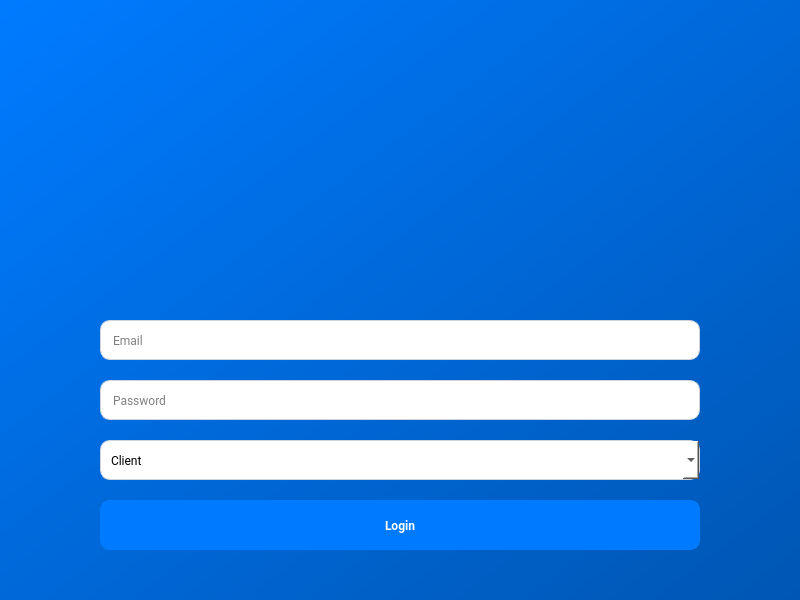
Old version of the form ui/login.ui in the repository WabukoWabuko/microfinance_manager.
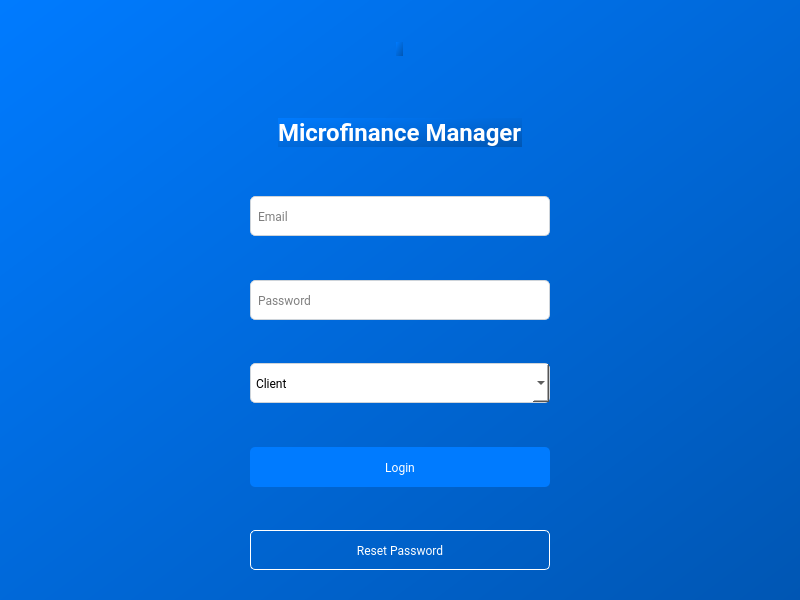
New version of the form. Icons and pictures are not drawn.

Commit message: Fix reset_password_button attribute error by adding to login.ui and handling in ui_manager.py

What changed in the file:
```diff
--- a/ui/login.ui
+++ b/ui/login.ui
@@ -17,104 +17,68 @@
       <string notr="true">background: qlineargradient(x1:0, y1:0, x2:1, y2:1, stop:0 #007BFF, stop:1 #0056B3); font-family: Roboto;</string>
      </property>
      <layout class="QVBoxLayout" name="verticalLayout">
-      <property name="spacing">
-       <number>20</number>
-      </property>
-      <property name="leftMargin">
-       <number>100</number>
-      </property>
-      <property name="topMargin">
-       <number>50</number>
-      </property>
-      <property name="rightMargin">
-       <number>100</number>
-      </property>
-      <property name="bottomMargin">
-       <number>50</number>
-      </property>
-      <item alignment="Qt::AlignHCenter">
-       <widget class="QLabel" name="label_logo">
+   <item alignment="Qt::AlignCenter">
+    <widget class="QLabel" name="logo_label">
         <property name="text">
-         <string><html><head/><body><p align="center"><img src=":/logo.png" width="100" height="100"/></p></body></html></string>
-        </property>
-        <property name="styleSheet">
-         <string notr="true">background: transparent;</string>
-        </property>
-       </widget>
-      </item>
-      <item alignment="Qt::AlignHCenter">
-       <widget class="QLabel" name="label_title">
+      <string>&lt;img src=":/images/logo.png" width="100" height="100"/&gt;</string>
+     </property>
+    </widget>
+   </item>
+   <item alignment="Qt::AlignCenter">
+    <widget class="QLabel" name="title_label">
         <property name="text">
-         <string><html><head/><body><p align="center"><span style=" font-size:24pt; font-weight:600; color:#FFFFFF;">Welcome Back</span></p></body></html></string>
+      <string>Microfinance Manager</string>
         </property>
         <property name="styleSheet">
-         <string notr="true">background: transparent;</string>
+      <string>color: #FFFFFF; font-size: 24px; font-weight: bold;</string>
         </property>
        </widget>
       </item>
-      <item>
+   <item alignment="Qt::AlignCenter">
        <widget class="QLineEdit" name="email_input">
         <property name="minimumSize">
          <size>
-          <width>0</width>
+       <width>300</width>
           <height>40</height>
          </size>
         </property>
-        <property name="font">
-         <font>
-          <family>Roboto</family>
-          <pointSize>12</pointSize>
-         </font>
-        </property>
-        <property name="styleSheet">
-         <string notr="true">background: #FFFFFF; border: 1px solid #CED4DA; border-radius: 10px; padding: 10px;</string>
-        </property>
         <property name="placeholderText">
          <string>Email</string>
         </property>
-       </widget>
-      </item>
-      <item>
+     <property name="styleSheet">
+      <string>border: 1px solid #CED4DA; border-radius: 5px; padding: 5px; color: #000000; background: #FFFFFF;</string>
+     </property>
+    </widget>
+   </item>
+   <item alignment="Qt::AlignCenter">
        <widget class="QLineEdit" name="password_input">
         <property name="minimumSize">
          <size>
-          <width>0</width>
+       <width>300</width>
           <height>40</height>
          </size>
         </property>
-        <property name="font">
-         <font>
-          <family>Roboto</family>
-          <pointSize>12</pointSize>
-         </font>
-        </property>
-        <property name="styleSheet">
-         <string notr="true">background: #FFFFFF; border: 1px solid #CED4DA; border-radius: 10px; padding: 10px;</string>
-        </property>
         <property name="echoMode">
          <enum>QLineEdit::Password</enum>
         </property>
         <property name="placeholderText">
          <string>Password</string>
         </property>
-       </widget>
-      </item>
-      <item>
+     <property name="styleSheet">
+      <string>border: 1px solid #CED4DA; border-radius: 5px; padding: 5px; color: #000000; background: #FFFFFF;</string>
+     </property>
+    </widget>
+   </item>
+   <item alignment="Qt::AlignCenter">
        <widget class="QComboBox" name="role_combo">
         <property name="minimumSize">
          <size>
-          <width>0</width>
+       <width>300</width>
           <height>40</height>
          </size>
         </property>
-        <property name="font">
-         <font>
-          <family>Roboto</family>
-          <pointSize>12</pointSize>
-         </font>
-        </property>
         <property name="styleSheet">
-         <string notr="true">background: #FFFFFF; border: 1px solid #CED4DA; border-radius: 10px; padding: 10px;</string>
+      <string>border: 1px solid #CED4DA; border-radius: 5px; padding: 5px; color: #000000; background: #FFFFFF;</string>
         </property>
         <item>
          <property name="text">
@@ -126,34 +90,37 @@
           <string>Admin</string>
          </property>
         </item>
-        <item>
-         <property name="text">
-          <string>Loan Officer</string>
-         </property>
-        </item>
-       </widget>
-      </item>
-      <item>
+    </widget>
+   </item>
+   <item alignment="Qt::AlignCenter">
        <widget class="QPushButton" name="login_button">
         <property name="minimumSize">
          <size>
-          <width>0</width>
-          <height>50</height>
-         </size>
-        </property>
-        <property name="font">
-         <font>
-          <family>Roboto</family>
-          <pointSize>14</pointSize>
-          <weight>75</weight>
-          <bold>true</bold>
-         </font>
-        </property>
+       <width>300</width>
+       <height>40</height>
+      </size>
+     </property>
         <property name="text">
          <string>Login</string>
         </property>
         <property name="styleSheet">
-         <string notr="true">QPushButton { background: #007BFF; color: #FFFFFF; border-radius: 10px; padding: 10px; border: none; } QPushButton:hover { background: #0056B3; } QPushButton:pressed { background: #003D80; }</string>
+      <string>background: #007BFF; color: #FFFFFF; border-radius: 5px; padding: 5px;</string>
+     </property>
+    </widget>
+   </item>
+   <item alignment="Qt::AlignCenter">
+    <widget class="QPushButton" name="reset_password_button">
+     <property name="minimumSize">
+      <size>
+       <width>300</width>
+       <height>40</height>
+      </size>
+     </property>
+     <property name="text">
+      <string>Reset Password</string>
+     </property>
+     <property name="styleSheet">
+      <string>background: transparent; color: #FFFFFF; border: 1px solid #FFFFFF; border-radius: 5px; padding: 5px;</string>
         </property>
        </widget>
       </item>
```
Left out of the diff: 6 changed lines with no effect on the pictures. Lines whose indentation alone changed are shown as unchanged. The commit also changes 2 other files.
